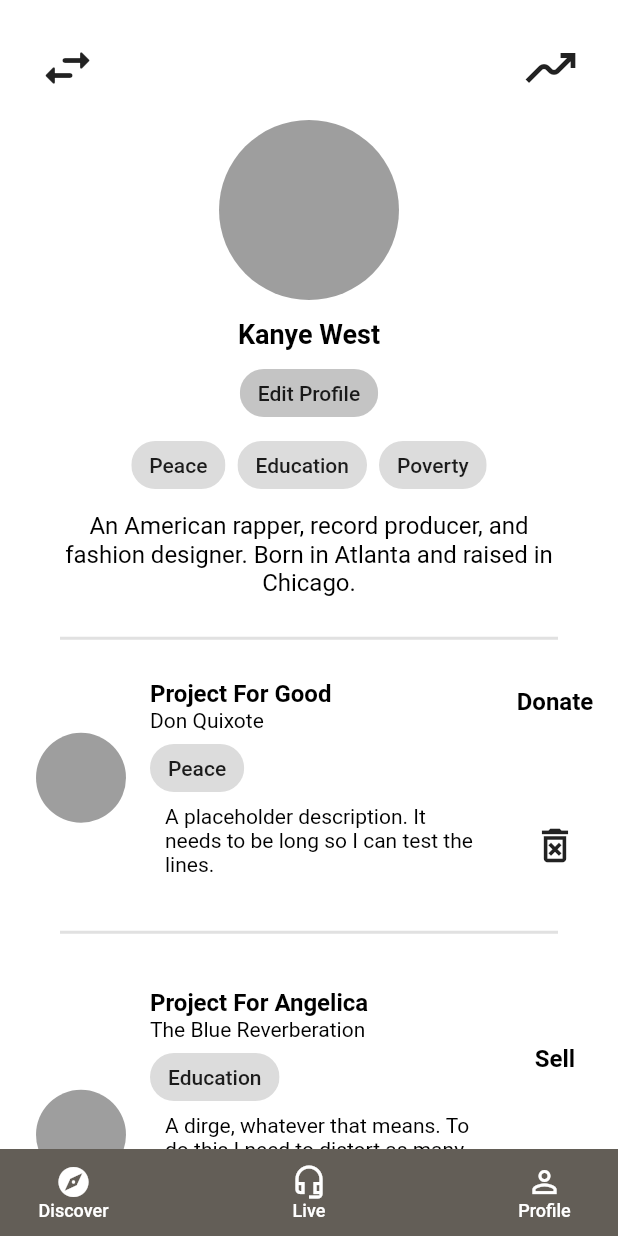
After one commit to pipiipin/Moneyque, a Flutter app: the screen it shows after launch, on a phone screen of 412 x 824 dp. The commit adds this screen. Run offline on Flutter 3.47's test engine with Material 2 defaults, Android fonts, the phone set to English and light mode, and no system bars.

Commit message:
[ADD] profile page

```diff
--- a/moneyque/lib/main.dart
+++ b/moneyque/lib/main.dart
@@ -2,6 +2,7 @@ import 'package:flutter/material.dart';
 import 'package:moneyque/listing.dart';
 import 'package:moneyque/projectpage.dart';
 import 'package:moneyque/profileself.dart';
+import 'package:moneyque/profile.dart';
 
 main() {
   runApp(const MyApp());
@@ -16,10 +17,11 @@ class MyApp extends StatelessWidget {
     return MaterialApp(
       initialRoute: '/',
       routes: {
-        '/': (context) => ProfileSelf(),
+        '/': (context) => Profile(),
         //'/listing': (context) => Listing(),
         //'/project': (context) => ProjectPage(),
         //'/profileself': (context) => ProfileSelf(),
+        //'/profile': (context) => Profile(),
       },
     );
   }
--- /dev/null
+++ b/moneyque/lib/profile.dart
@@ -0,0 +1,423 @@
+import 'package:flutter/material.dart';
+
+class Profile extends StatefulWidget {
+  const Profile({Key? key}) : super(key: key);
+
+  @override
+  _ProfileState createState() => _ProfileState();
+}
+
+class _ProfileState extends State<Profile> {
+  User user = User(
+      name: 'Kanye West',
+      tags: ['Peace', 'Education', 'Poverty'],
+      avatar: '',
+      desc:
+          'An American rapper, record producer, and fashion designer. Born in Atlanta and raised in Chicago.',
+      projects: [
+        Project(
+            name: 'Project For Good',
+            author: 'Don Quixote',
+            desc:
+                'A placeholder description. It needs to be long so I can test the lines.',
+            tag: 'Peace',
+            avatar: '',
+            isDonate: true),
+        Project(
+            name: 'Project For Angelica',
+            author: 'The Blue Reverberation',
+            desc:
+                'A dirge, whatever that means. To do this I need to distort as many people as I can. Don\'t know if we can take on the head or not, but I believe if you just distort some colors, we\'ll be fine, trust me. I am a color as well, you know?',
+            tag: 'Education',
+            avatar: '',
+            isDonate: false),
+        Project(
+            name: 'I need money. Just that, I am poor.',
+            author: 'Roland',
+            desc: 'I need money for HamHamPangPang.',
+            tag: 'Poverty',
+            avatar: '',
+            isDonate: true),
+        Project(
+            name: 'Finish the fight for Ayin',
+            author: 'Hokma',
+            desc: 'A project dedicated to the religion of A.',
+            tag: 'Education',
+            avatar: '',
+            isDonate: false),
+      ]);
+
+  @override
+  Widget build(BuildContext context) {
+    return Scaffold(
+      body: MaterialApp(
+        title: 'Testing',
+        home: SafeArea(
+          child: Scaffold(
+            body: Column(
+              children: [
+                Padding(
+                  padding: EdgeInsets.fromLTRB(25, 25, 25, 15),
+                  child: Row(
+                    mainAxisAlignment: MainAxisAlignment.spaceBetween,
+                    children: [
+                      GestureDetector(
+                        onTap: () {
+                          print('Back?');
+                        },
+                        child: Icon(
+                          Icons.swap_horiz_rounded,
+                          size: 40,
+                        ),
+                      ),
+                      GestureDetector(
+                        onTap: () {
+                          print('Stats?');
+                        },
+                        child: Icon(
+                          Icons.moving_outlined,
+                          size: 40,
+                        ),
+                      )
+                    ],
+                  ),
+                ),
+                Expanded(
+                  child: SingleChildScrollView(
+                    padding: EdgeInsets.all(0),
+                    child: Column(
+                      children: [
+                        Column(
+                          children: [
+                            CircleAvatar(
+                              backgroundColor: Colors.grey,
+                              maxRadius: 60,
+                            ),
+                            Padding(
+                              padding: EdgeInsets.fromLTRB(0, 12.0, 0, 5),
+                              child: Container(
+                                width: 230,
+                                child: DefaultTextStyle(
+                                  textAlign: TextAlign.center,
+                                  style: TextStyle(
+                                    fontSize: 18,
+                                    color: Colors.black,
+                                    fontWeight: FontWeight.bold,
+                                  ),
+                                  child: Text(user.name),
+                                ),
+                              ),
+                            ),
+                            GestureDetector(
+                              onTap: () {
+                                print('Edit Profile');
+                              },
+                              child: Chip(
+                                label: Text('Edit Profile'),
+                                backgroundColor:
+                                    Color.fromRGBO(196, 196, 196, 1),
+                              ),
+                            ),
+                            Padding(
+                              padding: EdgeInsets.fromLTRB(0, 0, 0, 7),
+                              child: Wrap(
+                                alignment: WrapAlignment.center,
+                                spacing: 8.0, // gap between adjacent chips
+                                runSpacing: -8.0, // gap between lines
+                                children: user.tags
+                                    .map(
+                                      (e) => Chip(
+                                        label: Text(e),
+                                      ),
+                                    )
+                                    .toList(),
+                              ),
+                            ),
+                            Container(
+                              width: 340,
+                              child: DefaultTextStyle(
+                                textAlign: TextAlign.center,
+                                style: TextStyle(
+                                  fontSize: 16,
+                                  color: Colors.black,
+                                ),
+                                child: Text(user.desc),
+                              ),
+                            ),
+                            Divider(
+                              height: 55,
+                              thickness: 2,
+                              indent: 40,
+                              endIndent: 40,
+                              color: Color.fromRGBO(225, 225, 225, 1),
+                            ),
+                            Column(
+                              children: user.projects
+                                  .map(
+                                    (e) => ProjectCard(e),
+                                  )
+                                  .toList(),
+                            ),
+                          ],
+                        ),
+                      ],
+                    ),
+                  ),
+                ),
+              ],
+            ),
+            backgroundColor: Colors.white,
+          ),
+        ),
+      ),
+      bottomNavigationBar: Container(
+        child: Padding(
+          padding: EdgeInsets.fromLTRB(18, 0, 18, 0),
+          child: Row(
+            mainAxisAlignment: MainAxisAlignment.spaceBetween,
+            children: [
+              GestureDetector(
+                onTap: () {
+                  print('Discover');
+                },
+                child: Column(
+                  mainAxisAlignment: MainAxisAlignment.center,
+                  children: [
+                    Icon(
+                      Icons.explore,
+                      size: 24,
+                      color: Colors.white,
+                    ),
+                    Container(
+                      width: 62,
+                      child: DefaultTextStyle(
+                        textAlign: TextAlign.center,
+                        style: TextStyle(
+                          fontSize: 12,
+                          color: Colors.white,
+                          fontWeight: FontWeight.w500,
+                        ),
+                        child: Text('Discover'),
+                      ),
+                    ),
+                  ],
+                ),
+              ),
+              GestureDetector(
+                onTap: () {
+                  print('Live');
+                },
+                child: Column(
+                  mainAxisAlignment: MainAxisAlignment.center,
+                  children: [
+                    Icon(
+                      Icons.headset_mic_outlined,
+                      size: 24,
+                      color: Colors.white,
+                    ),
+                    Container(
+                      width: 62,
+                      child: DefaultTextStyle(
+                        textAlign: TextAlign.center,
+                        style: TextStyle(
+                          fontSize: 12,
+                          color: Colors.white,
+                          fontWeight: FontWeight.w500,
+                        ),
+                        child: Text('Live'),
+                      ),
+                    ),
+                  ],
+                ),
+              ),
+              GestureDetector(
+                onTap: () {
+                  print('Profile');
+                },
+                child: Column(
+                  mainAxisAlignment: MainAxisAlignment.center,
+                  children: [
+                    Icon(
+                      Icons.person_outline,
+                      size: 24,
+                      color: Colors.white,
+                    ),
+                    Container(
+                      width: 62,
+                      child: DefaultTextStyle(
+                        textAlign: TextAlign.center,
+                        style: TextStyle(
+                          fontSize: 12,
+                          color: Colors.white,
+                          fontWeight: FontWeight.w500,
+                        ),
+                        child: Text('Profile'),
+                      ),
+                    ),
+                  ],
+                ),
+              ),
+            ],
+          ),
+        ),
+        height: 58,
+        color: Color.fromRGBO(99, 94, 87, 1),
+      ),
+    );
+  }
+}
+
+class Project {
+  final String name;
+  final String author;
+  final String desc;
+  final String tag;
+  final String avatar;
+  final bool isDonate;
+
+  const Project({
+    required this.name,
+    required this.author,
+    required this.desc,
+    required this.tag,
+    required this.avatar,
+    required this.isDonate,
+  });
+}
+
+class User {
+  final String name;
+  final List<String> tags;
+  final String avatar;
+  final String desc;
+  final List<Project> projects;
+
+  const User({
+    required this.name,
+    required this.tags,
+    required this.avatar,
+    required this.desc,
+    required this.projects,
+  });
+}
+
+class ProjectCard extends StatelessWidget {
+  const ProjectCard(this.prj, {Key? key}) : super(key: key);
+
+  final Project prj;
+
+  @override
+  Widget build(BuildContext context) {
+    return GestureDetector(
+      behavior: HitTestBehavior.translucent,
+      onTap: () {
+        print('Enter Project');
+      },
+      child: Column(
+        children: [
+          Row(
+            children: [
+              Padding(
+                padding: EdgeInsets.all(12),
+              ),
+              CircleAvatar(
+                backgroundColor: Colors.grey,
+                maxRadius: 30,
+              ),
+              Padding(
+                padding: EdgeInsets.all(8),
+              ),
+              Row(
+                children: [
+                  Column(
+                    children: [
+                      Container(
+                        width: 230,
+                        child: DefaultTextStyle(
+                          textAlign: TextAlign.left,
+                          style: TextStyle(
+                            fontSize: 16,
+                            color: Colors.black,
+                            fontWeight: FontWeight.bold,
+                          ),
+                          child: Text(prj.name),
+                        ),
+                      ),
+                      Container(
+                        width: 230,
+                        child: DefaultTextStyle(
+                          textAlign: TextAlign.left,
+                          style: TextStyle(
+                            fontSize: 14,
+                            color: Colors.black,
+                          ),
+                          child: Text(prj.author),
+                        ),
+                      ),
+                      Container(
+                        width: 230,
+                        child: Align(
+                          alignment: Alignment.centerLeft,
+                          child: Chip(
+                            label: Text(prj.tag),
+                          ),
+                        ),
+                      ),
+                      Container(
+                        width: 210,
+                        child: DefaultTextStyle(
+                          textAlign: TextAlign.left,
+                          style: TextStyle(
+                            fontSize: 14,
+                            color: Colors.black,
+                          ),
+                          child: Text(prj.desc),
+                        ),
+                      ),
+                    ],
+                  ),
+                  Container(
+                    height: 120,
+                    child: Column(
+                      mainAxisAlignment: MainAxisAlignment.spaceBetween,
+                      children: [
+                        Container(
+                          width: 80,
+                          child: DefaultTextStyle(
+                            textAlign: TextAlign.center,
+                            style: TextStyle(
+                              fontSize: 16,
+                              color: Colors.black,
+                              fontWeight: FontWeight.bold,
+                            ),
+                            child: Text(prj.isDonate ? 'Donate' : 'Sell'),
+                          ),
+                        ),
+                        GestureDetector(
+                          onTap: () {
+                            print('Delete Project');
+                          },
+                          child: Icon(
+                            Icons.delete_forever_outlined,
+                            size: 30,
+                          ),
+                        ),
+                      ],
+                    ),
+                  ),
+                ],
+              ),
+            ],
+          ),
+          Divider(
+            height: 75,
+            thickness: 2,
+            indent: 40,
+            endIndent: 40,
+            color: Color.fromRGBO(225, 225, 225, 1),
+          ),
+        ],
+      ),
+    );
+  }
+}
```
